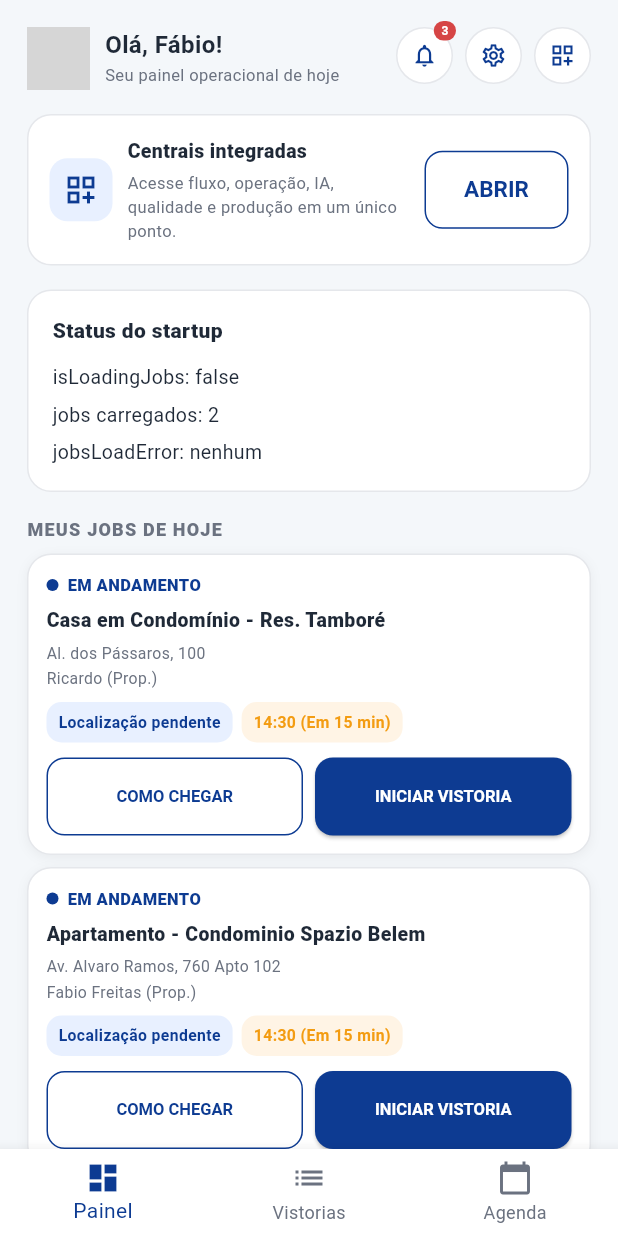
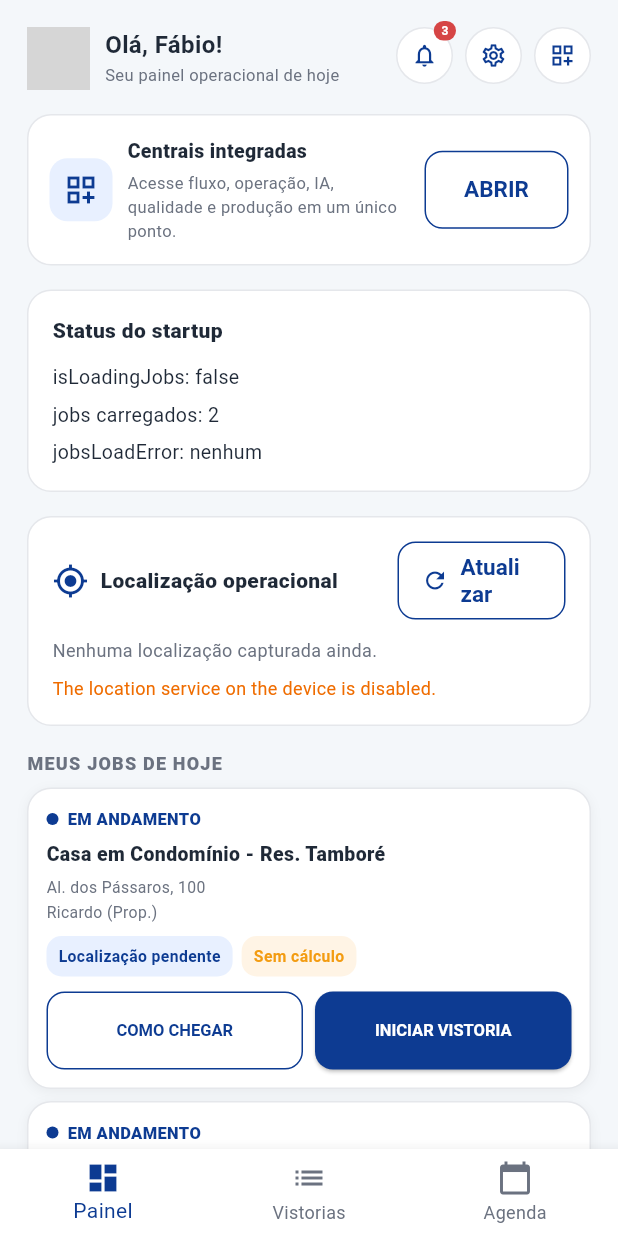
Before and after one commit to fbifreitas/AppMobile, a Flutter app: the screen it shows after launch, on a phone screen of 412 x 824 dp. Run offline on Flutter 3.47's test engine with Material 3 defaults, Android fonts, the phone set to English and light mode, and no system bars; our stand-ins replace camera, geolocator, image_picker, shared_preferences, speech_to_text; missing offline and left inert: exif; network calls fail; grey boxes are pictures that could not be loaded.

Commit message:
PACOTE 12J - LOCALIZACAO CONTROLADA NA HOME

```diff
--- a/lib/screens/home_screen.dart
+++ b/lib/screens/home_screen.dart
@@ -2,10 +2,12 @@
 import 'package:provider/provider.dart';
 
 import '../services/map_service.dart';
+import '../services/location_service.dart';
 import '../state/app_state.dart';
 import '../theme/app_colors.dart';
 import '../widgets/home/home_header.dart';
 import '../widgets/home/jobs_section.dart';
+import '../widgets/home/location_status_card.dart';
 import '../widgets/home/operational_hub_card.dart';
 import '../widgets/home/proposals_section.dart';
 import '../widgets/home/startup_status_card.dart';
@@ -23,6 +25,9 @@
 
 class _HomeScreenState extends State<HomeScreen> {
   bool _bootstrapped = false;
+  bool _loadingLocation = false;
+  String? _locationError;
+  DateTime? _lastLocationSyncAt;
 
   @override
   void initState() {
@@ -41,11 +46,48 @@
     if (appState.jobs.isEmpty && !appState.isLoadingJobs) {
       await appState.carregarJobs();
     }
+
+    await _refreshLocation();
   }
 
   Future<void> _manualRefresh() async {
     final appState = context.read<AppState>();
     await appState.carregarJobs();
+    await _refreshLocation();
+  }
+
+  Future<void> _refreshLocation() async {
+    if (!mounted) return;
+
+    setState(() {
+      _loadingLocation = true;
+      _locationError = null;
+    });
+
+    try {
+      final position = await LocationService().getCurrentLocation();
+      if (!mounted) return;
+
+      context.read<AppState>().atualizarUltimaLocalizacao(
+            position.latitude,
+            position.longitude,
+          );
+
+      setState(() {
+        _lastLocationSyncAt = DateTime.now();
+      });
+    } catch (e) {
+      if (!mounted) return;
+      setState(() {
+        _locationError = e.toString().replaceFirst('Exception: ', '');
+      });
+    } finally {
+      if (mounted) {
+        setState(() {
+          _loadingLocation = false;
+        });
+      }
+    }
   }
 
   Future<void> _handleNavigateToJob({
@@ -149,6 +191,15 @@
                 jobsLoadError: appState.jobsLoadError,
               ),
               const SizedBox(height: 16),
+              LocationStatusCard(
+                loading: _loadingLocation,
+                errorMessage: _locationError,
+                lastSyncAt: _lastLocationSyncAt,
+                latitude: appState.ultimaLatitude,
+                longitude: appState.ultimaLongitude,
+                onRefresh: _refreshLocation,
+              ),
+              const SizedBox(height: 16),
               JobsSection(
                 appState: appState,
                 onNavigateToJob: ({
@@ -168,6 +219,9 @@
                     job: job,
                   );
                 },
+                currentLatitude: appState.ultimaLatitude,
+                currentLongitude: appState.ultimaLongitude,
+                useDistanceMetrics: true,
               ),
               const SizedBox(height: 14),
               const ProposalsSection(),
--- a/lib/widgets/home/jobs_section.dart
+++ b/lib/widgets/home/jobs_section.dart
@@ -1,5 +1,6 @@
 import 'package:flutter/material.dart';
 
+import '../../services/location_service.dart';
 import '../../state/app_state.dart';
 import '../../theme/app_colors.dart';
 
@@ -9,6 +10,9 @@
     required this.appState,
     required this.onNavigateToJob,
     required this.onStartInspection,
+    this.currentLatitude,
+    this.currentLongitude,
+    this.useDistanceMetrics = false,
   });
 
   final AppState appState;
@@ -18,6 +22,9 @@
     required String address,
   }) onNavigateToJob;
   final void Function(dynamic job) onStartInspection;
+  final double? currentLatitude;
+  final double? currentLongitude;
+  final bool useDistanceMetrics;
 
   @override
   Widget build(BuildContext context) {
@@ -44,6 +51,9 @@
           ...appState.jobs.map(
             (job) => _RichJobCard(
               job: job,
+              currentLatitude: currentLatitude,
+              currentLongitude: currentLongitude,
+              useDistanceMetrics: useDistanceMetrics,
               onNavigateToJob: () {
                 return onNavigateToJob(
                   latitude: job.latitude,
@@ -161,14 +171,22 @@
     required this.job,
     required this.onNavigateToJob,
     required this.onStartInspection,
+    required this.currentLatitude,
+    required this.currentLongitude,
+    required this.useDistanceMetrics,
   });
 
   final dynamic job;
   final Future<void> Function() onNavigateToJob;
   final VoidCallback onStartInspection;
+  final double? currentLatitude;
+  final double? currentLongitude;
+  final bool useDistanceMetrics;
 
   @override
   Widget build(BuildContext context) {
+    final distanceInfo = _buildDistanceInfo();
+
     return Container(
       margin: const EdgeInsets.only(bottom: 8),
       padding: const EdgeInsets.all(12),
@@ -237,16 +255,20 @@
           Wrap(
             spacing: 6,
             runSpacing: 6,
-            children: const [
+            children: [
               _JobTag(
                 bg: AppColors.primaryLight,
                 fg: AppColors.primary,
-                text: 'Localização pendente',
+                text: distanceInfo.label,
               ),
               _JobTag(
-                bg: AppColors.warningLight,
-                fg: AppColors.warning,
-                text: '14:30 (Em 15 min)',
+                bg: distanceInfo.withinRange
+                    ? Colors.green.withValues(alpha: 0.12)
+                    : AppColors.warningLight,
+                fg: distanceInfo.withinRange
+                    ? Colors.green.shade800
+                    : AppColors.warning,
+                text: distanceInfo.rangeLabel,
               ),
             ],
           ),
@@ -278,6 +300,49 @@
           ),
         ],
       ),
+    );
+  }
+
+  _DistanceInfo _buildDistanceInfo() {
+    if (!useDistanceMetrics ||
+        currentLatitude == null ||
+        currentLongitude == null ||
+        job.latitude == null ||
+        job.longitude == null) {
+      return const _DistanceInfo(
+        label: 'Localização pendente',
+        rangeLabel: 'Sem cálculo',
+        withinRange: false,
+      );
+    }
+
+    final distanceMeters = LocationService().calcularDistancia(
+      lat1: currentLatitude!,
+      lon1: currentLongitude!,
+      lat2: job.latitude!,
+      lon2: job.longitude!,
+    );
+
+    if (distanceMeters <= 80) {
+      return const _DistanceInfo(
+        label: 'Você está no local',
+        rangeLabel: 'Dentro do raio',
+        withinRange: true,
+      );
+    }
+
+    if (distanceMeters < 1000) {
+      return _DistanceInfo(
+        label: '${distanceMeters.toStringAsFixed(0)} m de distância',
+        rangeLabel: distanceMeters <= 100 ? 'Dentro do raio' : 'Fora do raio',
+        withinRange: distanceMeters <= 100,
+      );
+    }
+
+    return _DistanceInfo(
+      label: '${(distanceMeters / 1000).toStringAsFixed(1)} km de distância',
+      rangeLabel: distanceMeters <= 100 ? 'Dentro do raio' : 'Fora do raio',
+      withinRange: distanceMeters <= 100,
     );
   }
 }
@@ -312,3 +377,15 @@
     );
   }
 }
+
+class _DistanceInfo {
+  const _DistanceInfo({
+    required this.label,
+    required this.rangeLabel,
+    required this.withinRange,
+  });
+
+  final String label;
+  final String rangeLabel;
+  final bool withinRange;
+}
--- /dev/null
+++ b/lib/widgets/home/location_status_card.dart
@@ -0,0 +1,126 @@
+import 'package:flutter/material.dart';
+
+import '../../theme/app_colors.dart';
+
+class LocationStatusCard extends StatelessWidget {
+  const LocationStatusCard({
+    super.key,
+    required this.loading,
+    required this.errorMessage,
+    required this.lastSyncAt,
+    required this.latitude,
+    required this.longitude,
+    required this.onRefresh,
+  });
+
+  final bool loading;
+  final String? errorMessage;
+  final DateTime? lastSyncAt;
+  final double? latitude;
+  final double? longitude;
+  final Future<void> Function() onRefresh;
+
+  @override
+  Widget build(BuildContext context) {
+    final hasLocation = latitude != null && longitude != null;
+
+    return Container(
+      padding: const EdgeInsets.all(16),
+      decoration: BoxDecoration(
+        color: AppColors.surface,
+        borderRadius: BorderRadius.circular(16),
+        border: Border.all(color: AppColors.border),
+      ),
+      child: Column(
+        crossAxisAlignment: CrossAxisAlignment.start,
+        children: [
+          Row(
+            children: [
+              const Icon(
+                Icons.my_location_outlined,
+                color: AppColors.primary,
+              ),
+              const SizedBox(width: 8),
+              const Expanded(
+                child: Text(
+                  'Localização operacional',
+                  style: TextStyle(
+                    fontWeight: FontWeight.w800,
+                    fontSize: 14,
+                    color: AppColors.textPrimary,
+                  ),
+                ),
+              ),
+              SizedBox(
+                width: 112,
+                child: OutlinedButton.icon(
+                  onPressed: loading ? null : onRefresh,
+                  icon: loading
+                      ? const SizedBox(
+                          width: 14,
+                          height: 14,
+                          child: CircularProgressIndicator(strokeWidth: 2),
+                        )
+                      : const Icon(Icons.refresh),
+                  label: Text(loading ? 'Atualizando' : 'Atualizar'),
+                ),
+              ),
+            ],
+          ),
+          const SizedBox(height: 12),
+          if (hasLocation) ...[
+            Text(
+              'Latitude: ${latitude!.toStringAsFixed(6)}',
+              style: const TextStyle(
+                color: AppColors.textPrimary,
+                fontSize: 12,
+              ),
+            ),
+            const SizedBox(height: 4),
+            Text(
+              'Longitude: ${longitude!.toStringAsFixed(6)}',
+              style: const TextStyle(
+                color: AppColors.textPrimary,
+                fontSize: 12,
+              ),
+            ),
+          ] else
+            const Text(
+              'Nenhuma localização capturada ainda.',
+              style: TextStyle(
+                color: AppColors.textSecondary,
+                fontSize: 12,
+              ),
+            ),
+          if (lastSyncAt != null) ...[
+            const SizedBox(height: 8),
+            Text(
+              'Última atualização: ${_formatDateTime(lastSyncAt!)}',
+              style: const TextStyle(
+                color: AppColors.textSecondary,
+                fontSize: 12,
+              ),
+            ),
+          ],
+          if (errorMessage != null && errorMessage!.trim().isNotEmpty) ...[
+            const SizedBox(height: 8),
+            Text(
+              errorMessage!,
+              style: TextStyle(
+                color: Colors.orange.shade800,
+                fontSize: 12,
+              ),
+            ),
+          ],
+        ],
+      ),
+    );
+  }
+
+  static String _formatDateTime(DateTime value) {
+    final hour = value.hour.toString().padLeft(2, '0');
+    final minute = value.minute.toString().padLeft(2, '0');
+    final second = value.second.toString().padLeft(2, '0');
+    return '$hour:$minute:$second';
+  }
+}
```
Also changed, not shown: 1 other file.
